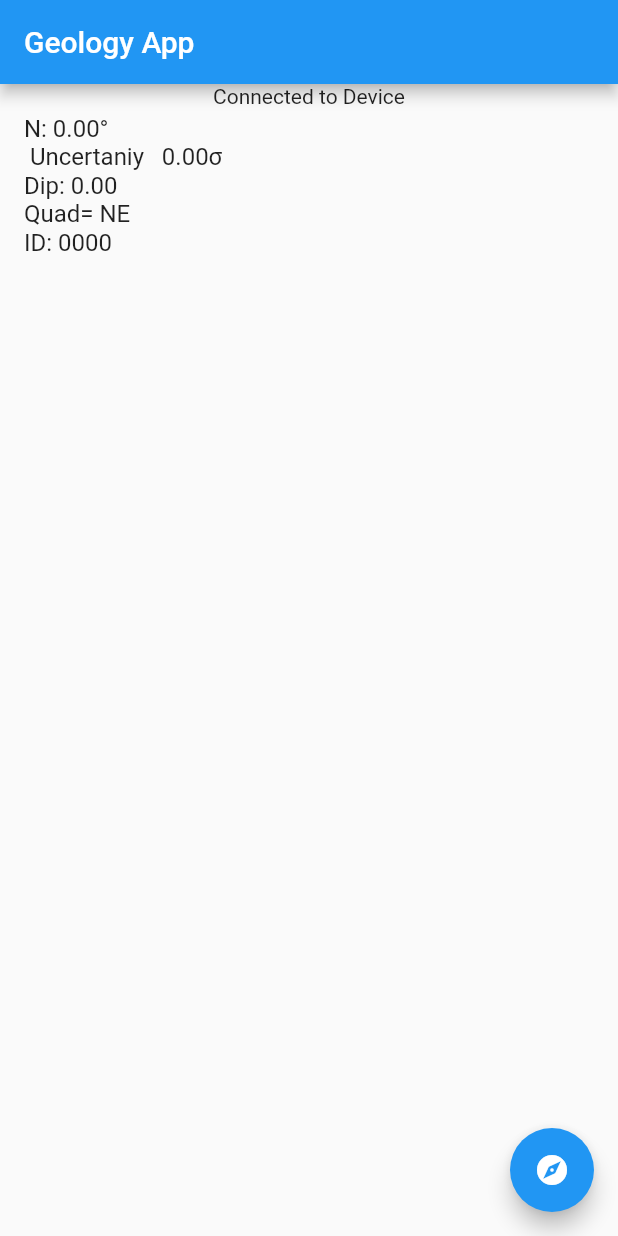
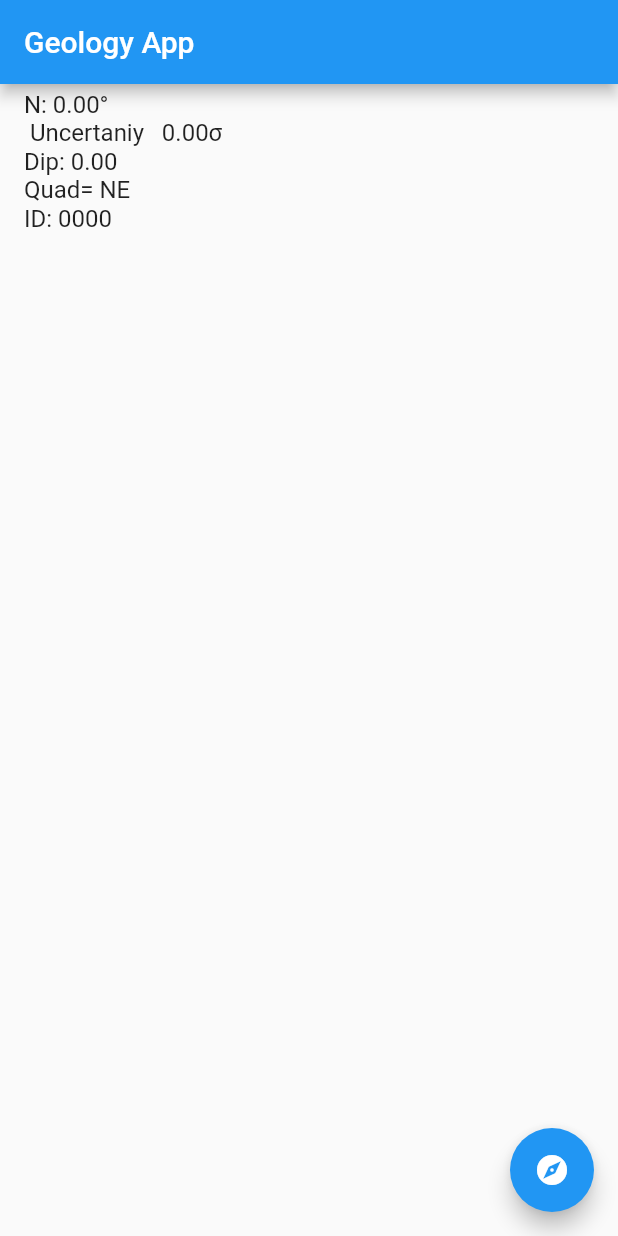
Before and after one commit to atestsoliman/MSU_CSC_596_Strike_and_Dip, a Flutter app: the screen it shows after launch, after a tap on the "search" icon, on a phone screen of 412 x 824 dp. Run offline on Flutter 3.47's test engine with Material 2 defaults, Android fonts, the phone set to English and light mode, and no system bars.

Commit message:
Replaced ListBody with ListView an Infinite Scrolling List. Removed Column Wrapping List body Removed text 'connected to device.'

```diff
--- a/App/flutter_app/lib/widgets.dart
+++ b/App/flutter_app/lib/widgets.dart
@@ -46,16 +46,16 @@ class ControlScreenState extends State<ControlScreen> {
     if (_isConnected) {
       //Todo: Replace with control interface.
 
-      return Column(children: <Widget>[
-        Text("Connected to Device"),
-        ListBody(
+      return
+        ListView(
+          shrinkWrap: true,
           reverse: true,
           children: _measurementList
               .map((measurement) => LogListTile(measurement[0], measurement[1],
                   measurement[2], measurement[3], measurement[4]))
               .toList(),
         )
-      ]);
+      ;
     } else {
       //Todo: Style home screen
       return Center(
```
